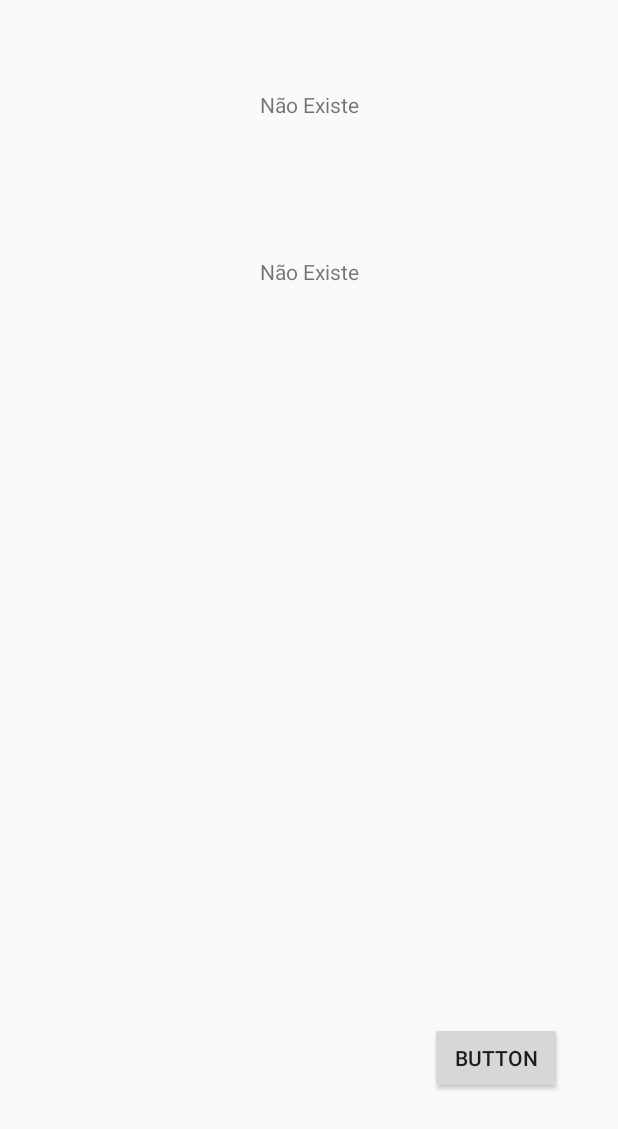
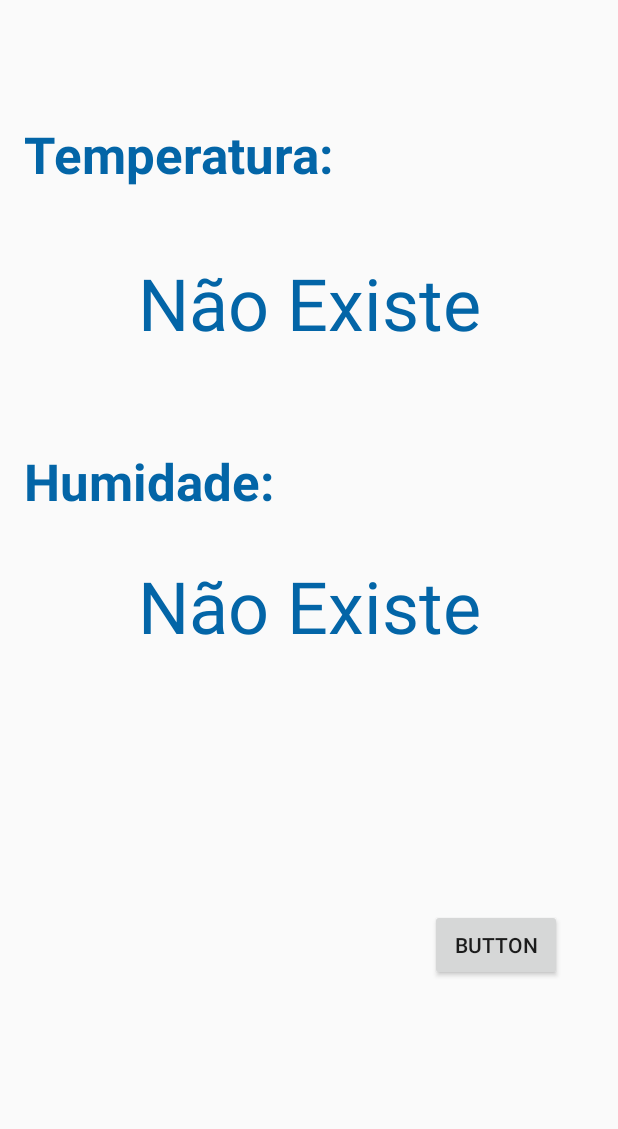
Before and after one commit to afranio-viana/Water-Monitor-System, an Android app: the menu_app screen opened directly, with no data from a screen before it, on a phone screen of 412 x 824 dp. Shown: the top 1129 px of the screen. Run offline under Robolectric (Android 15) with nearby library versions, the phone set to English and light mode, and no system bars; our stand-ins replace Firebase (no records; nobody signed in at launch, a user with empty details on screens opened directly); 1 statement that could not run was skipped.

```diff
--- a/app/src/main/java/com/wms/watermonitorsystem/menu_app.java
+++ b/app/src/main/java/com/wms/watermonitorsystem/menu_app.java
@@ -10,8 +10,6 @@ import android.telephony.TelephonyManager;
 import android.view.View;
 import android.widget.TextView;
 
-import com.google.android.gms.tasks.OnCompleteListener;
-import com.google.android.gms.tasks.Task;
 import com.google.firebase.database.DataSnapshot;
 import com.google.firebase.database.DatabaseError;
 import com.google.firebase.database.DatabaseReference;
@@ -19,8 +17,8 @@ import com.google.firebase.database.FirebaseDatabase;
 import com.google.firebase.database.ValueEventListener;
 
 public class menu_app extends AppCompatActivity {
-    FirebaseDatabase firebaseDatabase;
-    DatabaseReference databaseReference;
+    FirebaseDatabase firebaseDatabas;
+    DatabaseReference databaseReferenc;
     TextView text_temperature;
     TextView text_humidity;
     @Override
@@ -33,9 +31,9 @@ public class menu_app extends AppCompatActivity {
         String imei=getImeiPhone();
         text_temperature=findViewById(R.id.temperature);
         text_humidity=findViewById(R.id.humidity);
-        firebaseDatabase=FirebaseDatabase.getInstance();
-        databaseReference=firebaseDatabase.getReference("User2");
-        databaseReference.child(MAC).addValueEventListener(new ValueEventListener() {
+        firebaseDatabas =FirebaseDatabase.getInstance();
+        databaseReferenc = firebaseDatabas.getReference("User2");
+        databaseReferenc.child(MAC).addValueEventListener(new ValueEventListener() {
             @Override
             public void onDataChange(@NonNull DataSnapshot snapshot) {
                 if(snapshot.exists()){
@@ -43,8 +41,8 @@ public class menu_app extends AppCompatActivity {
                     int humidity=snapshot.child("humidity").getValue(int.class);
                     String humidity_str=String.valueOf(humidity);
                     String temperature_str= String.valueOf(temperature);
-                    text_humidity.setText("Humidade:  "+humidity_str+" kg/m³");
-                    text_temperature.setText("Temperatura:  "+temperature_str+" °C");
+                    text_humidity.setText(humidity_str+" kg/m³");
+                    text_temperature.setText(temperature_str+" °C");
                 }else{
                     text_temperature.setText("Não Existe");
                     text_humidity.setText("Não Existe");
@@ -89,10 +87,10 @@ public class menu_app extends AppCompatActivity {
 
     }
     public  void resgistrarDispositivo(View view){
-        databaseReference=firebaseDatabase.getReference("User");
+        databaseReferenc = firebaseDatabas.getReference("User");
         String imei =getImeiPhone();
-        databaseReference=databaseReference.child(imei);
-        databaseReference.removeValue();
+        databaseReferenc = databaseReferenc.child(imei);
+        databaseReferenc.setValue(null);
         retornar();
     }
 
--- a/app/src/main/res/layout/activity_menu_app.xml
+++ b/app/src/main/res/layout/activity_menu_app.xml
@@ -7,15 +7,31 @@
     tools:context=".menu_app">
 
     <TextView
+        android:id="@+id/textView4"
+        android:layout_width="wrap_content"
+        android:layout_height="wrap_content"
+        android:layout_marginTop="64dp"
+        android:text="Humidade:"
+        android:textColor="@color/background_main"
+        android:textSize="34sp"
+        android:textStyle="bold"
+        app:layout_constraintEnd_toEndOf="parent"
+        app:layout_constraintHorizontal_bias="0.065"
+        app:layout_constraintStart_toStartOf="parent"
+        app:layout_constraintTop_toBottomOf="@+id/temperature" />
+
+    <TextView
         android:id="@+id/humidity"
         android:layout_width="0dp"
         android:layout_height="wrap_content"
-        android:layout_marginTop="92dp"
+        android:layout_marginTop="28dp"
         android:textAlignment="center"
+        android:textColor="@color/ic_wms_background"
+        android:textSize="48sp"
         app:layout_constraintEnd_toEndOf="parent"
         app:layout_constraintHorizontal_bias="0.0"
         app:layout_constraintStart_toStartOf="parent"
-        app:layout_constraintTop_toBottomOf="@+id/temperature" />
+        app:layout_constraintTop_toBottomOf="@+id/textView4" />
 
     <Button
         android:id="@+id/button2"
@@ -27,17 +43,33 @@
         app:layout_constraintEnd_toEndOf="parent"
         app:layout_constraintHorizontal_bias="0.885"
         app:layout_constraintStart_toStartOf="parent"
-        app:layout_constraintTop_toTopOf="parent"
-        app:layout_constraintVertical_bias="0.878" />
+        app:layout_constraintTop_toBottomOf="@+id/humidity" />
 
     <TextView
         android:id="@+id/temperature"
         android:layout_width="0dp"
         android:layout_height="wrap_content"
-        android:layout_marginTop="60dp"
+        android:layout_marginTop="44dp"
         android:textAlignment="center"
+        android:textColor="@color/ic_wms_background"
+        android:textSize="48sp"
         app:layout_constraintEnd_toEndOf="parent"
-        app:layout_constraintHorizontal_bias="0.498"
+        app:layout_constraintHorizontal_bias="0.0"
+        app:layout_constraintStart_toStartOf="parent"
+        app:layout_constraintTop_toBottomOf="@+id/textView3" />
+
+    <TextView
+        android:id="@+id/textView3"
+        android:layout_width="wrap_content"
+        android:layout_height="wrap_content"
+        android:layout_marginTop="80dp"
+        android:text="Temperatura:"
+        android:textColor="@color/background_main"
+        android:textSize="34sp"
+        android:textStyle="bold"
+        app:layout_constraintEnd_toEndOf="parent"
+        app:layout_constraintHorizontal_bias="0.077"
         app:layout_constraintStart_toStartOf="parent"
         app:layout_constraintTop_toTopOf="parent" />
+
 </androidx.constraintlayout.widget.ConstraintLayout>
```
Also changed, not shown: app/src/main/java/com/wms/watermonitorsystem/MainActivity.java (+16 -23 lines).
